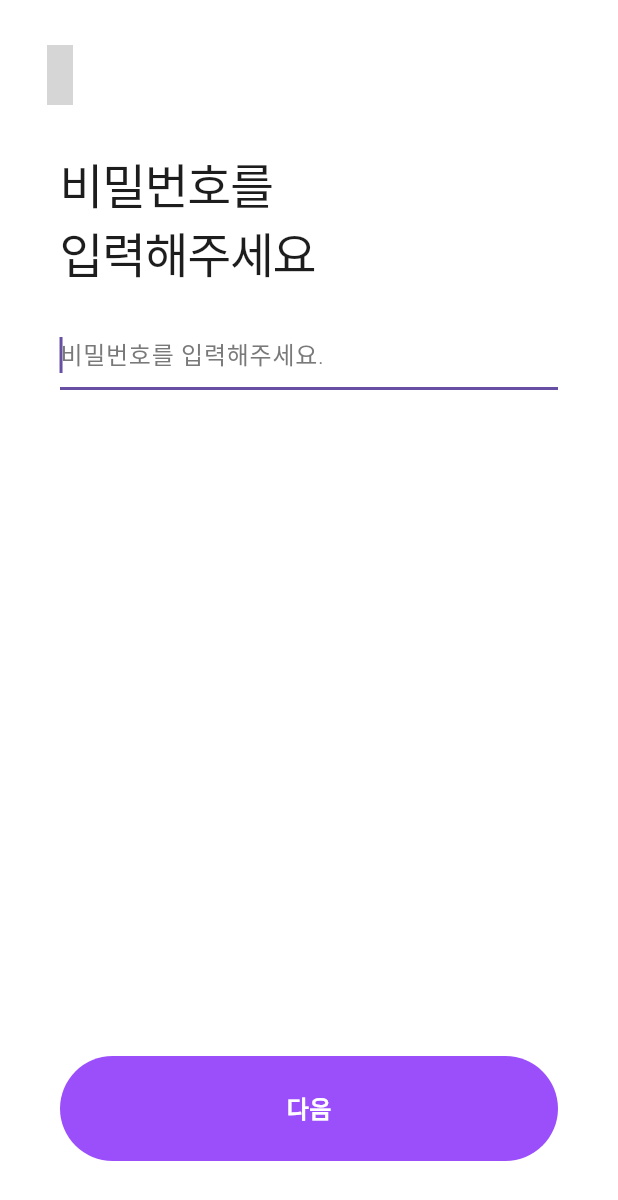
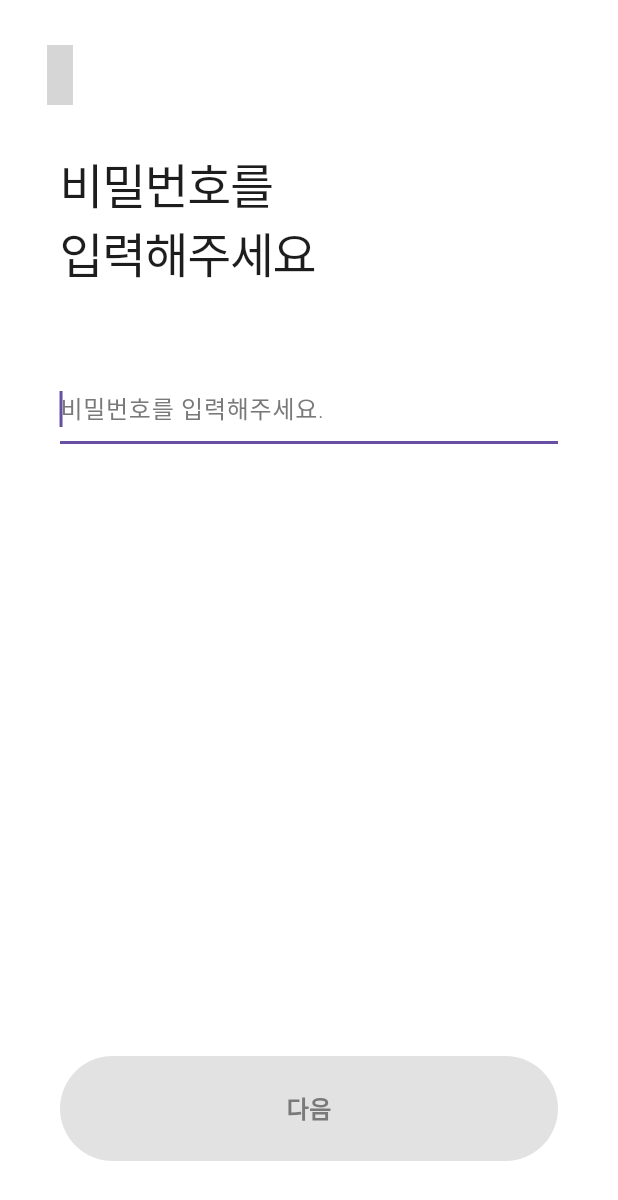
Before and after one commit to wooyeon0626/wooyeon_flutter, a Flutter app: the LoginByEmailPassword screen opened directly with empty values, on a phone screen of 412 x 824 dp. Shown: the top 1200 px of the screen. Run offline on Flutter 3.47's test engine with Material 3 defaults, Android fonts, the phone set to English and light mode, and no system bars; our stand-ins replace animated_bottom_navigation_bar, dio, emoji_picker_flutter, eva_icons_flutter, flutter_image_compress, flutter_keyboard_visibility and 7 more; missing offline and left inert: jwt_decode, pointycastle, swipable_stack, textfield_tags; accounts and stored records are empty; Roboto replaces fonts that are missing (Pretendard); project files that could hold a hidden picture were left out; grey boxes are pictures that could not be loaded.

Commit message:
[FEAT] Implement Login Service and Auth Service

```diff
--- a/lib/screens/login/login/login_by_email_password.dart
+++ b/lib/screens/login/login/login_by_email_password.dart
@@ -1,13 +1,15 @@
+import 'dart:developer';
+
 import 'package:eva_icons_flutter/eva_icons_flutter.dart';
 import 'package:flutter/material.dart';
 import 'package:flutter/services.dart';
 import 'package:wooyeon_flutter/screens/login/login/login_success.dart';
+import 'package:wooyeon_flutter/service/login/auto_login/auth.dart';
 
 import '../../../config/palette.dart';
 import '../../../utils/transition.dart';
 import '../../../widgets/basic_textfield.dart';
 import '../../../widgets/next_button_async.dart';
-import 'login_by_email.dart';
 
 class LoginByEmailPassword extends StatelessWidget {
   final buttonActive = ValueNotifier<bool>(false);
@@ -15,7 +17,7 @@ class LoginByEmailPassword extends StatelessWidget {
   final String email;
 
   final RegExp passwordValidator = RegExp(
-    r'',
+    r'^(?=.*[A-Za-z])(?=.*\d)[A-Za-z\d]{8,}$',
   );
 
   LoginByEmailPassword({super.key, required this.email});
@@ -78,6 +80,18 @@ class LoginByEmailPassword extends StatelessWidget {
                       ),
                     ),
                     const SizedBox(
+                      height: 10,
+                    ),
+                    Text(
+                      email,
+                      style: const TextStyle(
+                        color: Palette.primary,
+                        fontSize: 18,
+                        letterSpacing: -1,
+                        fontWeight: FontWeight.w500,
+                      ),
+                    ),
+                    const SizedBox(
                       height: 20,
                     ),
                     BasicTextField(
@@ -108,13 +122,19 @@ class LoginByEmailPassword extends StatelessWidget {
                                     text: "다음",
                                     isActive: buttonActive,
                                     func: () async {
+                                      final auth = Auth();
+                                      bool loginState = await auth.login(email, passwordValue);
 
-                                      WidgetsBinding.instance
-                                          .addPostFrameCallback((_) {
-                                        navigateHorizontally(
-                                            context: ctx,
-                                            widget: LoginSuccess());
+                                      if(loginState) {
+                                        WidgetsBinding.instance
+                                            .addPostFrameCallback((_) {
+                                          navigateHorizontally(
+                                              context: ctx,
+                                              widget: LoginSuccess());
                                         });
+                                      } else {
+                                        log("[ERROR] 로그인 실패 : loginState false");
+                                      }
                                     },
                                   );
                                 },
```
Also changed, not shown: lib/models/token_storage.dart (+18 -16 lines), lib/screens/login/login/login_success.dart (+4 -4 lines), lib/service/login/auto_login/auth.dart (+14 -9 lines), lib/service/login/auto_login/login_service.dart (+33 -32 lines).
